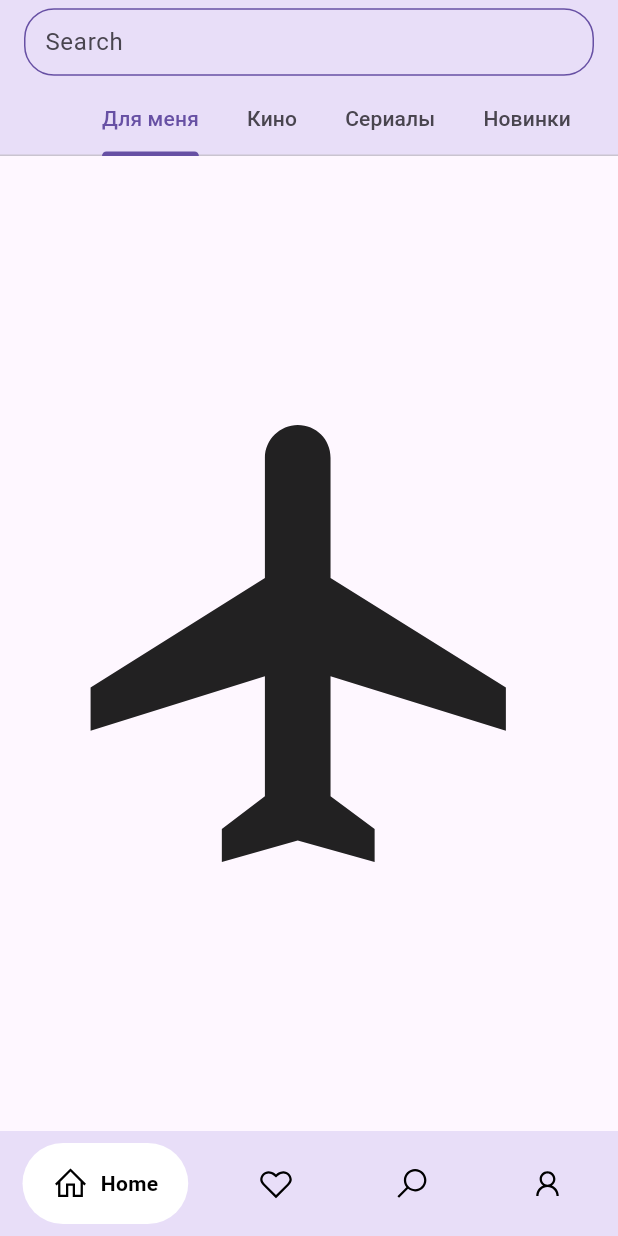
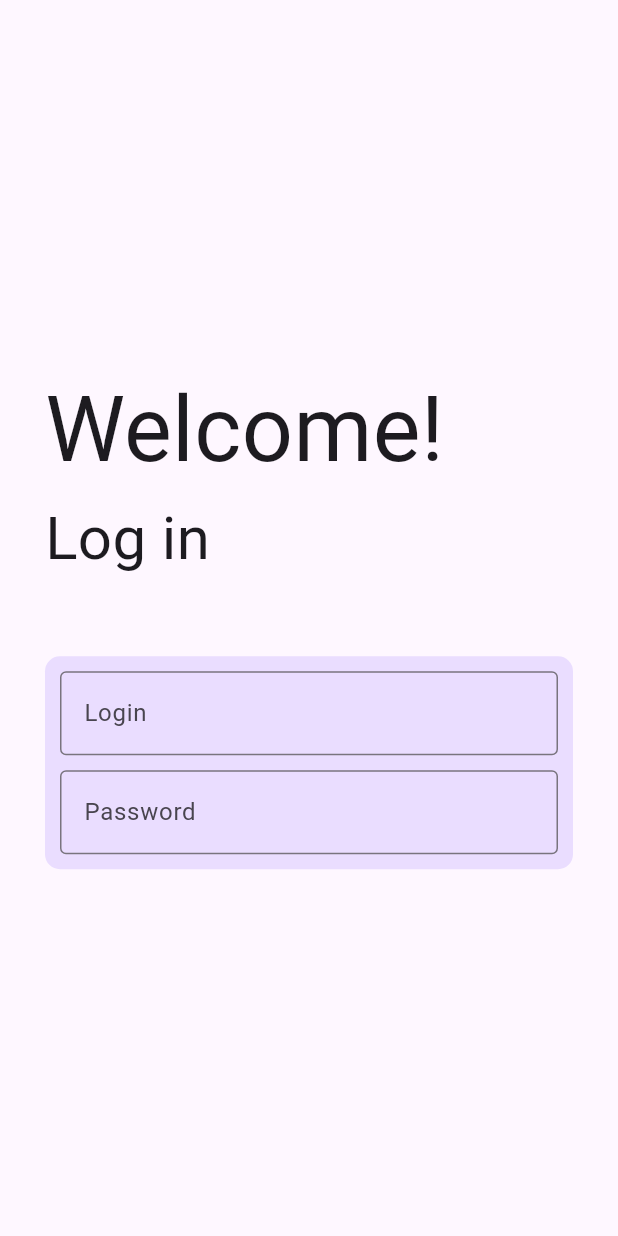
Before and after one commit to Chu-4hun/flutter_ani, a Flutter app: the screen it shows after launch, on a phone screen of 412 x 824 dp. Run offline on Flutter 3.47's test engine with Material 2 defaults, Android fonts, the light colour scheme and no system bars; drawn by our look-alikes of google_nav_bar; our stand-ins replace bloc, freezed_annotation, get, line_icons; missing offline and left inert: appinio_video_player, dart:html, flutter_adaptive_navigation, responsive_grid_list, system_theme.

Commit message:
refactor + feature: screens folder user model

```diff
--- a/analysis_options.yaml
+++ b/analysis_options.yaml
@@ -8,6 +8,9 @@
 # The following line activates a set of recommended lints for Flutter apps,
 # packages, and plugins designed to encourage good coding practices.
 include: package:flutter_lints/flutter.yaml
+analyzer:
+  errors:
+    invalid_annotation_target: ignore
 
 linter:
   # The lint rules applied to this project can be customized in the
--- a/lib/main.dart
+++ b/lib/main.dart
@@ -1,7 +1,9 @@
 import 'package:flutter/material.dart';
+import 'package:flutter_adaptive_navigation/flutter_adaptive_navigation.dart';
 import 'package:flutter_ani/pages/home_page.dart';
 import 'package:flutter_ani/pages/profile_page.dart';
 import 'package:flutter_ani/pages/search_page.dart';
+import 'package:flutter_ani/screens/auth_screen.dart';
 import 'package:get/get.dart';
 import 'package:google_nav_bar/google_nav_bar.dart';
 import 'package:line_icons/line_icons.dart';
@@ -29,83 +31,5 @@ void main() async {
         brightness: Brightness.dark,
         colorSchemeSeed: SystemTheme.accentColor.accent,
       ),
-      home: MyApp()));
+      home: AuthScreen()));
 }
-
-class MyApp extends StatefulWidget {
-  const MyApp({super.key});
-
-  @override
-  _MyAppState createState() => _MyAppState();
-}
-
-class _MyAppState extends State<MyApp> {
-  int _selectedIndex = 0;
-  static const TextStyle optionStyle =
-      TextStyle(fontSize: 30, fontWeight: FontWeight.w600);
-  static const List<Widget> _widgetOptions = <Widget>[
-    HomePage(),
-    Text(
-      'Likes',
-      style: optionStyle,
-    ),
-    SearchPage(),
-    ProfilePage()
-  ];
-
-  @override
-  Widget build(BuildContext context) {
-    return Scaffold(
-      body: Center(
-        child: _widgetOptions.elementAt(_selectedIndex),
-      ),
-      bottomNavigationBar: Container(
-        decoration: BoxDecoration(
-          color: Theme.of(context).colorScheme.secondaryContainer,
-        ),
-        child: SafeArea(
-          child: Padding(
-            padding: const EdgeInsets.symmetric(horizontal: 15.0, vertical: 8),
-            child: GNav(
-              haptic: true,
-              rippleColor: Colors.grey[300]!,
-              hoverColor: Theme.of(context).colorScheme.secondary,
-              gap: 8,
-              // activeColor: Get.isDarkMode ? Colors.black : Colors.white,
-              activeColor: Get.isDarkMode ? Colors.white : Colors.black,
-              iconSize: 24,
-              padding: EdgeInsets.symmetric(horizontal: 20, vertical: 15),
-              duration: Duration(milliseconds: 400),
-              tabBackgroundColor: Theme.of(context).colorScheme.onSecondary,
-              color: Get.isDarkMode ? Colors.white : Colors.black,
-              tabs: [
-                GButton(
-                  icon: LineIcons.home,
-                  text: 'Home',
-                ),
-                GButton(
-                  icon: LineIcons.heart,
-                  text: 'Likes',
-                ),
-                GButton(
-                  icon: LineIcons.search,
-                  text: 'Search',
-                ),
-                GButton(
-                  icon: LineIcons.user,
-                  text: 'Profile',
-                ),
-              ],
-              selectedIndex: _selectedIndex,
-              onTabChange: (index) {
-                setState(() {
-                  _selectedIndex = index;
-                });
-              },
-            ),
-          ),
-        ),
-      ),
-    );
-  }
-}
--- a/lib/pages/profile_page.dart
+++ b/lib/pages/profile_page.dart
@@ -24,7 +24,7 @@ class ProfilePage extends StatelessWidget {
               height: Get.height / 10,
             ),
             CircleAvatar(
-              radius: (Get.height * Get.width) / 4000,
+              radius: (Get.height * Get.width) / 5000,
               backgroundImage: const NetworkImage(
                   "https://randomuser.me/api/portraits/lego/6.jpg"),
                    ),
--- /dev/null
+++ b/lib/screens/auth_screen.dart
@@ -0,0 +1,100 @@
+import 'dart:html';
+
+import 'package:flutter/material.dart';
+import 'package:get/get.dart';
+
+class AuthScreen extends StatefulWidget {
+  const AuthScreen({super.key});
+
+  @override
+  State<AuthScreen> createState() => _AuthScreenState();
+}
+
+class _AuthScreenState extends State<AuthScreen> {
+  TextEditingController controllerLogin = TextEditingController();
+  TextEditingController controllerPassword = TextEditingController();
+  @override
+  Widget build(BuildContext context) {
+    return Scaffold(
+      body: context.width > 500
+          ? Center(
+              child: Row(
+                  crossAxisAlignment: CrossAxisAlignment.center,
+                  mainAxisAlignment: MainAxisAlignment.center,
+                  children: [Text("Row"), Text("Row")]),
+            )
+          : Padding(
+              padding: const EdgeInsets.symmetric(horizontal: 30),
+              child: Column(
+                mainAxisAlignment: MainAxisAlignment.center,
+                children: [
+                  Container(
+                    alignment: Alignment.centerLeft,
+                    child: Text(
+                      "Welcome!",
+                      style: TextStyle(fontSize: 60),
+                    ),
+                  ),
+                  Container(
+                    alignment: Alignment.centerLeft,
+                    child: Text(
+                      "Log in",
+                      style: TextStyle(fontSize: 40),
+                    ),
+                  ),
+                  SizedBox(
+                    height: 50,
+                  ),
+                  Center(
+                    child: Container(
+                      decoration: BoxDecoration(
+                          color: Theme.of(context).colorScheme.primaryContainer,
+                          borderRadius: BorderRadius.all(Radius.circular(10))),
+                      padding: EdgeInsets.all(10),
+                      child: Form(
+                        child: Column(
+                          children: [
+                            TextFormField(
+                              controller: controllerLogin,
+                              validator: ((value) =>
+                                  checkInput(value, "Login")),
+                              decoration: const InputDecoration(
+                                border: OutlineInputBorder(),
+                                labelText: "Login",
+                              ),
+                            ),
+                            const SizedBox(height: 10),
+                            TextFormField(
+                              obscureText: true,
+                              controller: controllerPassword,
+                              validator: ((value) =>
+                                  checkInput(value, "Password")),
+                              decoration: const InputDecoration(
+                                border: OutlineInputBorder(),
+                                labelText: "Password",
+                              ),
+                            ),
+                          ],
+                        ),
+                      ),
+                    ),
+                  ),
+                ],
+              ),
+            ),
+    );
+  }
+}
+
+String? checkInput(value, String fieldName) {
+  if (value == null || value.isEmpty) {
+    return "$fieldName не должен быть пустым";
+  }
+  if (value.length < 2) {
+    return "$fieldName должен быть от 2 символов";
+  }
+  if (value.length >= 30) {
+    return "$fieldName должен быть до 20 символов";
+  }
+  return null;
+}
```
Also changed, not shown: lib/models/user.dart (added, +14 -0 lines), lib/screens/user_screen.dart (added, +60 -0 lines), lib/utils/url.dart (added, +12 -0 lines), pubspec.yaml (+11 -3 lines), lib/models/user.freezed.dart (added), lib/models/user.g.dart (added), lib/screens/register_screen.dart (added), pubspec.lock, res/art.jpg (added), res/placeholder.png (added), 1 other file.
